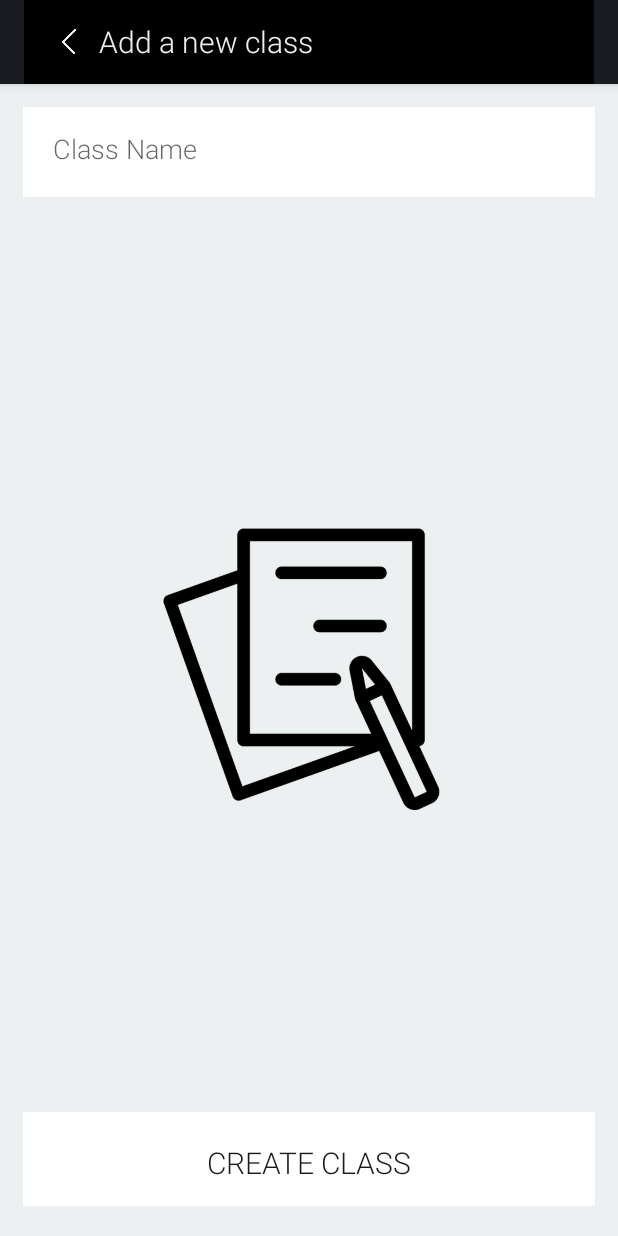
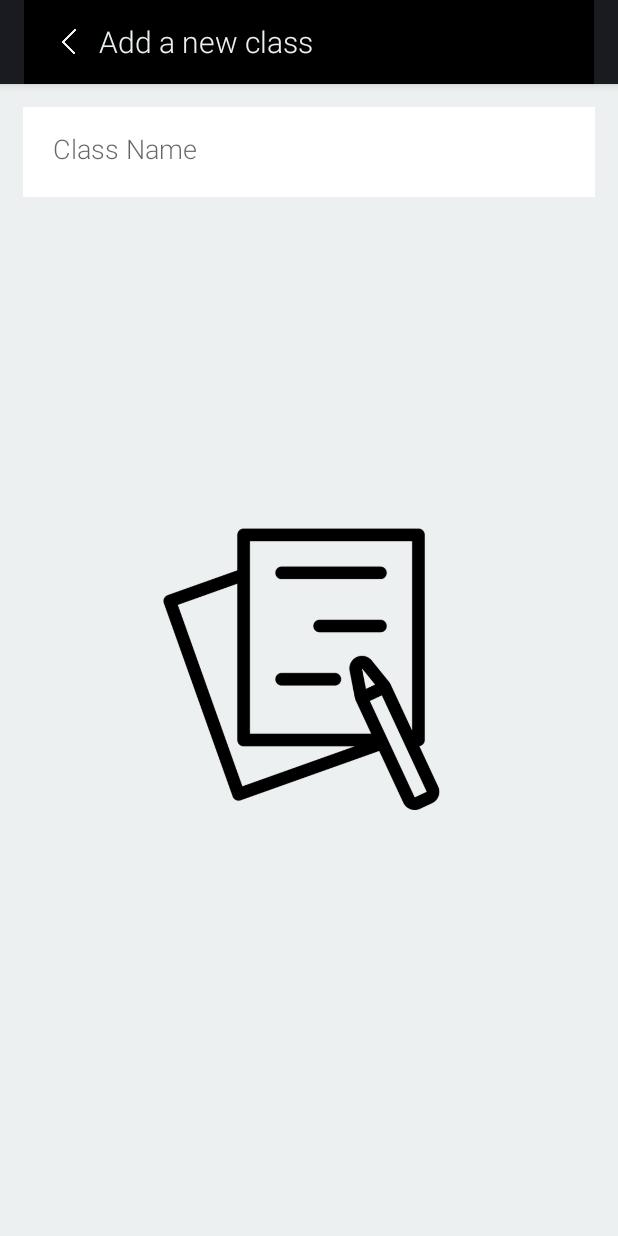
Before and after one commit to WantaghSTEM/WarriorGradesStudent, an Android app: the CreateClass screen opened directly, with no data from a screen before it, on a phone screen of 412 x 824 dp. Run offline under Robolectric (Android 15) with nearby library versions, the phone set to English and light mode, and no system bars.

Commit message:
xml visibility gone

```diff
--- a/app/src/main/res/layout/fragment_my.xml
+++ b/app/src/main/res/layout/fragment_my.xml
@@ -31,7 +31,8 @@
         android:padding="20dp"
         android:background="@drawable/flat_selector"
         android:layout_alignParentBottom="true"
-        android:layout_centerHorizontal="true" />
+        android:layout_centerHorizontal="true"
+        android:visibility="gone"/>
 
     <ImageView
         android:id="@+id/imageView"
```
